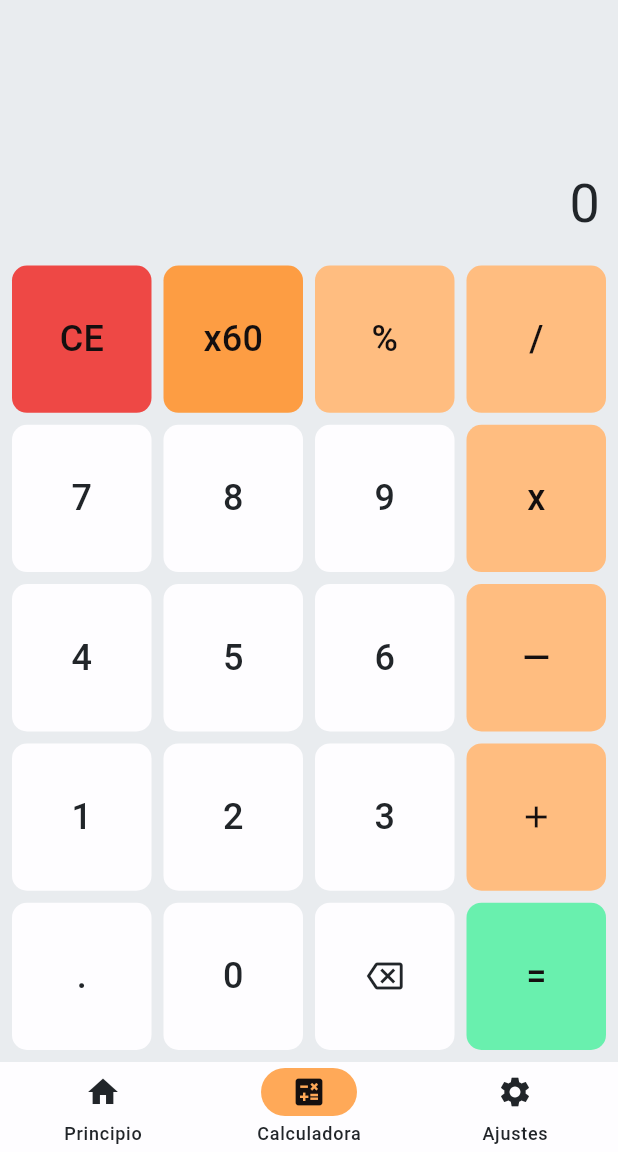
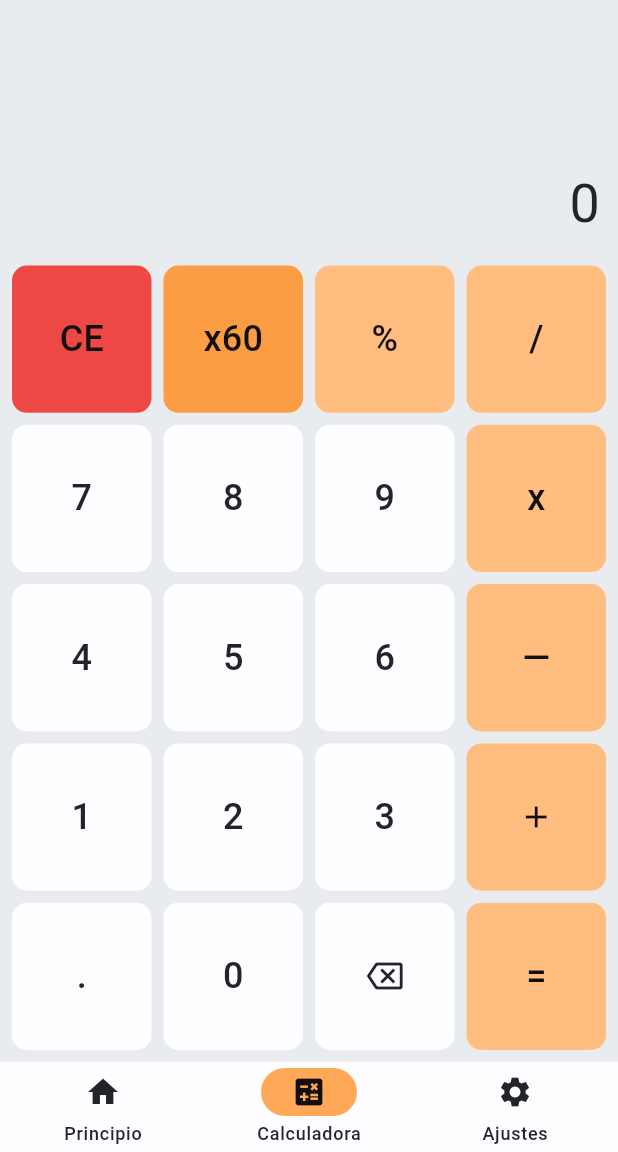
Before and after one commit to DaviD4Chirino/doctor_perro_helper, a Flutter app: the screen it shows after launch, swiped to page 2, on a phone screen of 412 x 824 dp, the part 84-1236 px from its top. Run offline on Flutter 3.47's test engine with Material 3 defaults, Android fonts, the phone set to English and light mode, and no system bars; drawn by our look-alikes of flutter_layout_grid, toastification; our stand-ins replace flutter_riverpod, math_expressions, riverpod_annotation, shared_preferences; generated files the repository leaves out were written again.

Commit message:
updated the version, changed a button color

```diff
--- a/doctor_perro_helper/lib/screens/pages/calculator/calculator.dart
+++ b/doctor_perro_helper/lib/screens/pages/calculator/calculator.dart
@@ -267,7 +267,7 @@ class _DolarCalculatorState extends State<DolarCalculator> {
         icon: Icons.backspace_outlined,
       ),
       CalculatorButtonData(
-        color: Colors.greenAccent,
+        color: specialButtonColor,
         text: "=",
         textColor: specialButtonTextColor,
       ),
--- a/doctor_perro_helper/pubspec.yaml
+++ b/doctor_perro_helper/pubspec.yaml
@@ -1,7 +1,7 @@
 name: doctor_perro_helper
 description: "A Helper for Dr.Perro Food"
 publish_to: "none"
-version: 0.3.1
+version: 0.3.2
 
 environment:
   sdk: ^3.5.4
```
